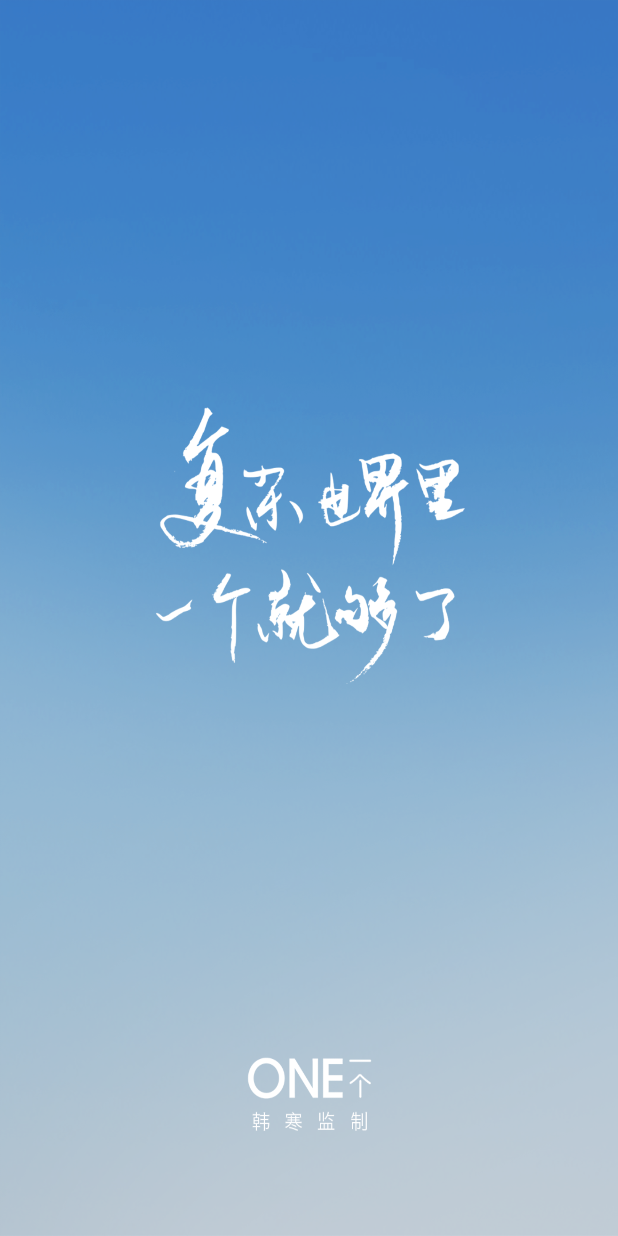
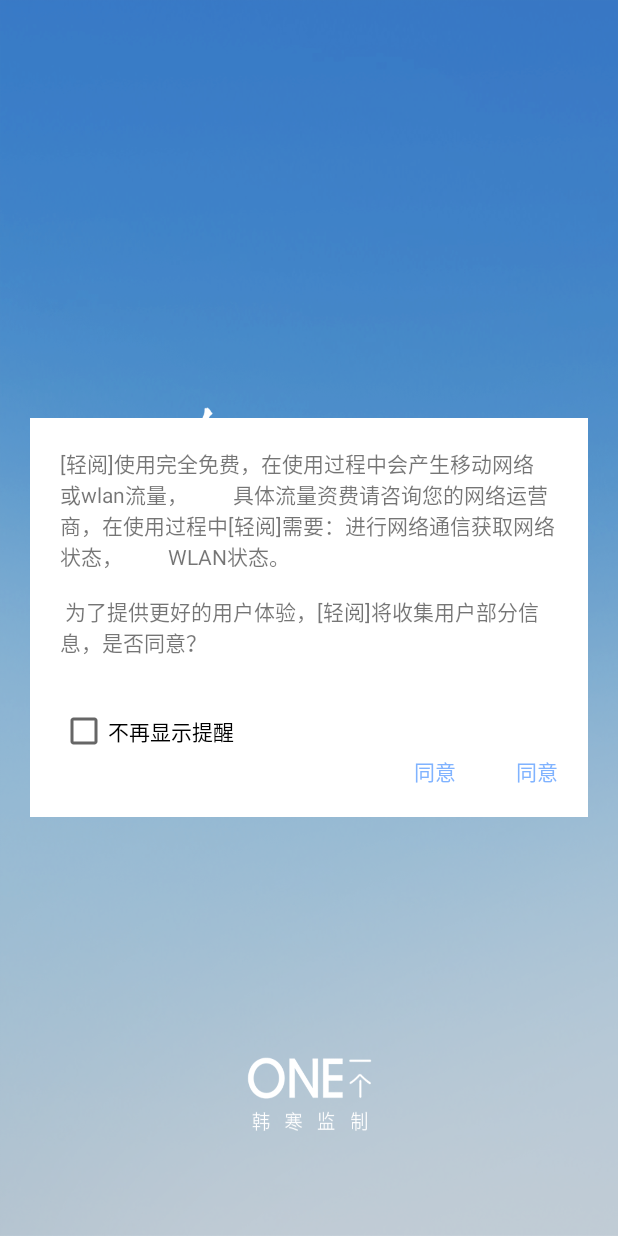
Before and after one commit to ChuangShiJi/QingYue, an Android app: the screen it shows after launch (SplashActivity), on a phone screen of 412 x 824 dp. Run offline under Robolectric (Android 15) with nearby library versions, the phone set to English and light mode, and no system bars.

Commit message:
轻阅项目框架搭建006

```diff
--- a/app/src/main/java/com/chsj/qingyue/SplashActivity.java
+++ b/app/src/main/java/com/chsj/qingyue/SplashActivity.java
@@ -5,8 +5,12 @@ import android.content.Intent;
 import android.content.SharedPreferences;
 import android.support.v7.app.AppCompatActivity;
 import android.os.Bundle;
+import android.view.ContextMenu;
 import android.view.Menu;
 import android.view.MenuItem;
+import android.view.View;
+import android.widget.AdapterView;
+import android.widget.PopupWindow;
 
 
 /**
@@ -18,18 +22,12 @@ public class SplashActivity extends AppCompatActivity implements  Runnable{
     @Override
     protected void onCreate(Bundle savedInstanceState) {
         super.onCreate(savedInstanceState);
+
         setContentView(R.layout.activity_splash);
 
         Thread thread = new Thread(this);
 
         thread.start();
-
-        initActivity();
-
-    }
-
-    private void initActivity() {
-        //创建数据：
 
     }
 
@@ -60,11 +58,4 @@ public class SplashActivity extends AppCompatActivity implements  Runnable{
 
     }
 
-
-
-
-
-
-
-
 }
--- a/app/src/main/res/layout/activity_splash.xml
+++ b/app/src/main/res/layout/activity_splash.xml
@@ -1,11 +1,60 @@
-<RelativeLayout xmlns:android="http://schemas.android.com/apk/res/android"
-    xmlns:tools="http://schemas.android.com/tools" android:layout_width="match_parent"
+<LinearLayout xmlns:android="http://schemas.android.com/apk/res/android"
+    xmlns:tools="http://schemas.android.com/tools"
+    android:layout_width="match_parent"
+    android:orientation="vertical"
     android:layout_height="match_parent"
+    android:gravity="center"
+    android:background="@mipmap/start_app_bg_icon"
     tools:context="com.chsj.qingyue.SplashActivity">
 
-    <ImageView
-        android:layout_width="match_parent"
-        android:layout_height="match_parent"
-        android:background="@mipmap/start_app_bg_icon"/>
+    <FrameLayout
+        android:layout_margin="20dp"
 
-</RelativeLayout>
+        android:layout_width="wrap_content"
+        android:layout_height="wrap_content">
+
+        <RelativeLayout
+            android:padding="20dp"
+            android:layout_width="wrap_content"
+            android:background="#fff"
+            android:layout_height="wrap_content">
+
+            <TextView
+                android:id="@+id/splash_info"
+                android:layout_width="match_parent"
+                android:layout_height="wrap_content"
+                android:text="[轻阅]使用完全免费，在使用过程中会产生移动网络或wlan流量，
+        具体流量资费请咨询您的网络运营商，在使用过程中[轻阅]需要：进行网络通信获取网络状态，
+        WLAN状态。\n\n 为了提供更好的用户体验，[轻阅]将收集用户部分信息，是否同意？\n\n"/>
+
+            <CheckBox
+                android:id="@+id/splash_chexkbox"
+                android:layout_below="@id/splash_info"
+                android:layout_width="wrap_content"
+                android:layout_height="wrap_content"
+                android:text="不再显示提醒"/>
+
+            <TextView
+                android:id="@+id/splash_agree"
+                android:layout_width="wrap_content"
+                android:layout_below="@id/splash_chexkbox"
+                android:layout_alignParentRight="true"
+                android:layout_height="wrap_content"
+                android:textColor="#80B3FF"
+                android:text="同意"/>
+
+            <TextView
+                android:id="@+id/splash_exit"
+                android:layout_toLeftOf="@id/splash_agree"
+                android:layout_alignBaseline="@id/splash_agree"
+                android:layout_marginEnd="40dp"
+                android:textColor="#80B3FF"
+                android:layout_width="wrap_content"
+                android:layout_height="wrap_content"
+                android:text="同意"/>
+
+        </RelativeLayout>
+
+    </FrameLayout>
+
+</LinearLayout>
--- a/app/src/main/res/layout/splash_popup_menu.xml
+++ b/app/src/main/res/layout/splash_popup_menu.xml
@@ -6,39 +6,7 @@
     android:layout_height="wrap_content">
 
 
-    <TextView
-        android:id="@+id/splash_info"
-        android:layout_width="match_parent"
-        android:layout_height="wrap_content"
-        android:text="[轻阅]使用完全免费，在使用过程中会产生移动网络或wlan流量，
-        具体流量资费请咨询您的网络运营商，在使用过程中[轻阅]需要：进行网络通信获取网络状态，
-        WLAN状态。\n\n 为了提供更好的用户体验，[轻阅]将收集用户部分信息，是否同意？\n\n"/>
 
-    <CheckBox
-        android:id="@+id/splash_chexkbox"
-        android:layout_below="@id/splash_info"
-        android:layout_width="wrap_content"
-        android:layout_height="wrap_content"
-        android:text="不再显示提醒"/>
-
-    <TextView
-        android:id="@+id/splash_agree"
-        android:layout_width="wrap_content"
-        android:layout_below="@id/splash_chexkbox"
-        android:layout_alignParentRight="true"
-        android:layout_height="wrap_content"
-        android:textColor="#80B3FF"
-        android:text="同意"/>
-
-    <TextView
-        android:id="@+id/splash_exit"
-        android:layout_toLeftOf="@id/splash_agree"
-        android:layout_alignBaseline="@id/splash_agree"
-        android:layout_marginEnd="40dp"
-        android:textColor="#80B3FF"
-        android:layout_width="wrap_content"
-        android:layout_height="wrap_content"
-        android:text="同意"/>
 
 
 
--- a/app/src/main/res/menu/menu_main.xml
+++ b/app/src/main/res/menu/menu_main.xml
@@ -1,6 +1,8 @@
 <menu xmlns:android="http://schemas.android.com/apk/res/android"
     xmlns:app="http://schemas.android.com/apk/res-auto"
     xmlns:tools="http://schemas.android.com/tools" tools:context=".MainActivity">
-    <item android:id="@+id/action_settings" android:title="@string/action_settings"
-        android:orderInCategory="100" app:showAsAction="never" />
+    <item android:id="@+id/action_settings"
+        android:title="@string/action_settings"
+        android:orderInCategory="100"
+        app:showAsAction="never" />
 </menu>
```
